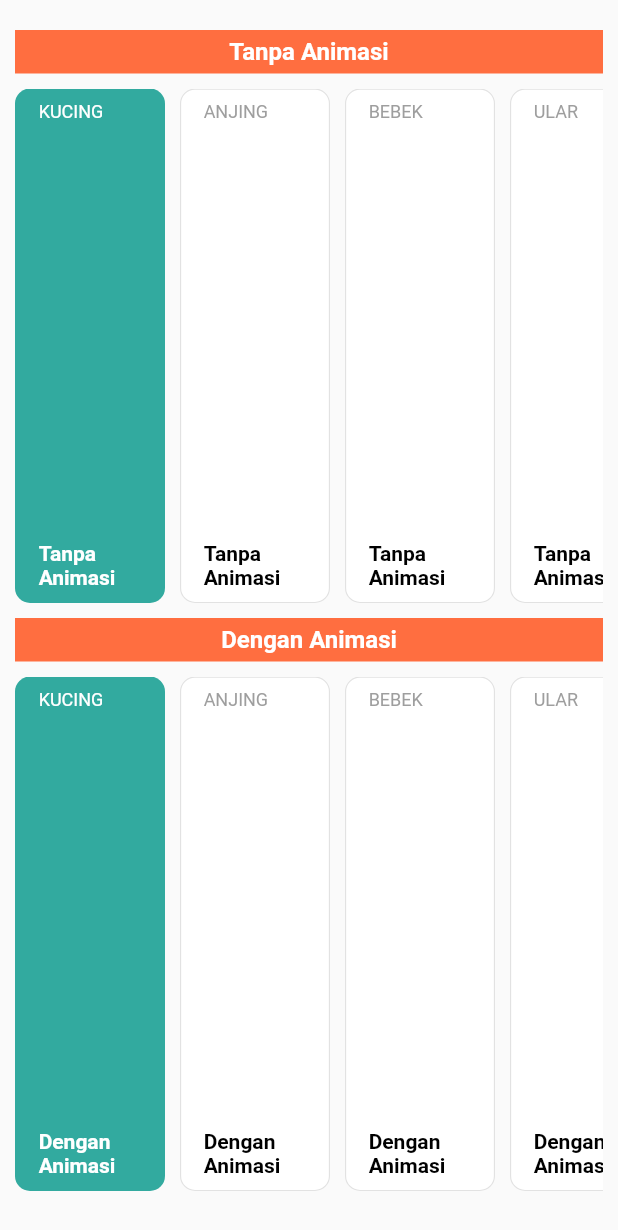
After one commit to amhirin/eduprog_flutter_exercises, a Flutter app: the AnimationPage1 screen opened directly, on a phone screen of 412 x 824 dp. The commit adds this screen. Shown: the top 1230 px of the screen. Run offline on Flutter 3.47's test engine with Material 2 defaults, Android fonts, the phone set to English and light mode, and no system bars; our stand-ins replace flutter_custom_clippers, qr_flutter; missing offline and left inert: qr_code_scanner.

Commit message:
widget animasi

```diff
--- /dev/null
+++ b/lib/eduprog/animation1.dart
@@ -0,0 +1,206 @@
+import 'package:flutter/material.dart';
+
+class AnimationPage1 extends StatefulWidget {
+  final String title;
+
+  AnimationPage1({Key key, this.title}) : super(key: key);
+
+  @override
+  _AnimationPage1State createState() => _AnimationPage1State();
+}
+
+
+class _AnimationPage1State extends State<AnimationPage1> {
+
+  var selectedAnimatedCard = 'KUCING';
+  var selectedNonAnimatedCard = 'KUCING';
+
+
+  selectAnimatedCard(cardTitle) {
+    setState(() {
+      selectedAnimatedCard = cardTitle;
+    });
+  }
+
+  selectNonAnimatedCard(cardTitle) {
+    setState(() {
+      selectedNonAnimatedCard = cardTitle;
+    });
+  }
+
+  Widget _buildAnimatedCard(String cardTitle, String info) {
+    return InkWell(
+        onTap: () {
+          selectAnimatedCard(cardTitle);
+        },
+        child: AnimatedContainer(
+            duration: Duration(milliseconds: 500),
+            curve: Curves.easeIn,
+            decoration: BoxDecoration(
+              borderRadius: BorderRadius.circular(10.0),
+              color: cardTitle == selectedAnimatedCard ? Colors.teal.withOpacity(0.8) : Colors.white,
+              border: Border.all(
+                  color: cardTitle == selectedAnimatedCard ?
+                  Colors.transparent :
+                  Colors.grey.withOpacity(0.3),
+                  style: BorderStyle.solid,
+                  width: 0.75
+              ),
+
+            ),
+            height: 100.0,
+            width: 100.0,
+            child: Column(
+                mainAxisAlignment: MainAxisAlignment.spaceBetween,
+                crossAxisAlignment: CrossAxisAlignment.start,
+                children: [
+                  Padding(
+                    padding: const EdgeInsets.only(top: 8.0, left: 15.0),
+                    child: Text(cardTitle,
+                        style: TextStyle(
+                          fontSize: 12.0,
+                          color:
+                          cardTitle == selectedAnimatedCard ? Colors.white : Colors.grey,
+                        )),
+                  ),
+                  Padding(
+                    padding: const EdgeInsets.only(left: 15.0, bottom: 8.0),
+                    child:  Text(info,
+                        style: TextStyle(
+                            fontSize: 14.0,
+                            color: cardTitle == selectedAnimatedCard
+                                ? Colors.white
+                                : Colors.black,
+                            fontWeight: FontWeight.bold)),
+                  )
+                ]
+            )
+        )
+    );
+  }
+
+  Widget _buildNonAnimatedCard(String cardTitle, String info) {
+    return InkWell(
+        onTap: () {
+          selectNonAnimatedCard(cardTitle);
+        },
+        child: Container(
+            decoration: BoxDecoration(
+              borderRadius: BorderRadius.circular(10.0),
+              color: cardTitle == selectedNonAnimatedCard ? Colors.teal.withOpacity(0.8) : Colors.white,
+              border: Border.all(
+                  color: cardTitle == selectedNonAnimatedCard ?
+                  Colors.transparent :
+                  Colors.grey.withOpacity(0.3),
+                  style: BorderStyle.solid,
+                  width: 0.75
+              ),
+
+            ),
+            height: 100.0,
+            width: 100.0,
+            child: Column(
+                mainAxisAlignment: MainAxisAlignment.spaceBetween,
+                crossAxisAlignment: CrossAxisAlignment.start,
+                children: [
+                  Padding(
+                    padding: const EdgeInsets.only(top: 8.0, left: 15.0),
+                    child: Text(cardTitle,
+                        style: TextStyle(
+                          fontSize: 12.0,
+                          color:
+                          cardTitle == selectedNonAnimatedCard ? Colors.white : Colors.grey,
+                        )),
+                  ),
+                  Padding(
+                    padding: const EdgeInsets.only(left: 15.0, bottom: 8.0),
+                    child:  Text(info,
+                        style: TextStyle(
+                            fontSize: 14.0,
+                            color: cardTitle == selectedNonAnimatedCard
+                                ? Colors.white
+                                : Colors.black,
+                            fontWeight: FontWeight.bold)),
+                  )
+                ]
+            )
+        )
+    );
+  }
+
+  @override
+  void dispose() {
+    super.dispose();
+  }
+
+  @override
+  void initState() {
+    super.initState();
+  }
+
+  @override
+  Widget build(BuildContext context) {
+    return Scaffold(
+
+      body: SafeArea(
+        child: Padding(
+          padding: const EdgeInsets.symmetric(horizontal: 10, vertical: 20),
+          child: Column(
+            children: <Widget>[
+              Container(
+                padding: EdgeInsets.all(5),
+                color: Colors.deepOrangeAccent,
+                child: Center(child: Text("Tanpa Animasi", style: TextStyle(fontSize: 16, fontWeight: FontWeight.w700, color: Colors.white),),),
+              ),
+              SizedBox(
+                height: 10,
+              ),
+              Expanded(
+                child:ListView(
+                  scrollDirection: Axis.horizontal,
+                  children: <Widget>[
+                    _buildNonAnimatedCard('KUCING', 'Tanpa Animasi'),
+                    SizedBox(width: 10.0),
+                    _buildNonAnimatedCard('ANJING', 'Tanpa Animasi'),
+                    SizedBox(width: 10.0),
+                    _buildNonAnimatedCard('BEBEK', 'Tanpa Animasi'),
+                    SizedBox(width: 10.0),
+                    _buildNonAnimatedCard('ULAR', 'Tanpa Animasi'),
+                  ],
+                )
+              ),
+              SizedBox(
+                height: 10,
+              ),
+              Container(
+                padding: EdgeInsets.all(5),
+                color: Colors.deepOrangeAccent,
+                child: Center(child: Text("Dengan Animasi", style: TextStyle(fontSize: 16, fontWeight: FontWeight.w700, color: Colors.white),),),
+              ),
+              SizedBox(
+                height: 10,
+              ),
+              Expanded(
+                  child:ListView(
+                    scrollDirection: Axis.horizontal,
+                    children: <Widget>[
+                      _buildAnimatedCard('KUCING', 'Dengan Animasi'),
+                      SizedBox(width: 10.0),
+                      _buildAnimatedCard('ANJING', 'Dengan Animasi'),
+                      SizedBox(width: 10.0),
+                      _buildAnimatedCard('BEBEK', 'Dengan Animasi'),
+                      SizedBox(width: 10.0),
+                      _buildAnimatedCard('ULAR', 'Dengan Animasi'),
+                    ],
+                  )
+              ),
+              SizedBox(
+                height: 10,
+              ),
+            ],
+          ),
+        ),
+      )
+    );
+  }
+}
--- a/lib/main.dart
+++ b/lib/main.dart
@@ -1,3 +1,4 @@
+import 'package:eduprog_flutter_exercises/eduprog/animation1.dart';
 import 'package:eduprog_flutter_exercises/eduprog/chipselections.dart';
 import 'package:eduprog_flutter_exercises/eduprog/custom_font.dart';
 import 'package:eduprog_flutter_exercises/eduprog/freeze_table.dart';
@@ -205,6 +206,17 @@ class _MyHomePageState extends State<MyHomePage> {
                         MaterialPageRoute(builder: (context) => MyExamplePage8(title: "Eduprog Page 8",)),
                       );
                     },
+                  ),
+                  Divider(),
+                  ListTile(
+                    title: Text("Animation 1", style: TextStyle(fontWeight: FontWeight.bold)) ,
+                    subtitle: Text("Contoh animasi flutter dengan AnimatedContainer"),
+                    onTap: (){
+                      Navigator.push(
+                        context,
+                        MaterialPageRoute(builder: (context) => AnimationPage1(title: "Eduprog Animation",)),
+                      );
+                    },
                   )
                 ],
               ),
```
